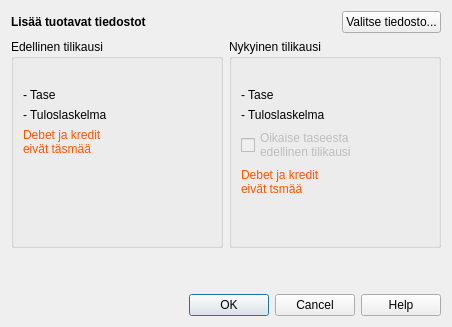
Old version of the form kitsas/maaritys/tilinavaus/procountor/procountortuontidialog.ui in the repository artoh/kitupiikki.
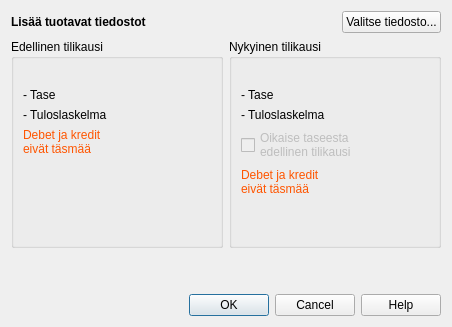
New version of the form. Icons and pictures are not drawn.

Diff of the .ui file:
```diff
--- a/kitsas/maaritys/tilinavaus/procountor/procountortuontidialog.ui
+++ b/kitsas/maaritys/tilinavaus/procountor/procountortuontidialog.ui
@@ -181,7 +181,7 @@
           </property>
           <property name="text">
            <string>Debet ja kredit 
-eivät tsmää</string>
+eivät täsmää</string>
           </property>
          </widget>
         </item>
```
